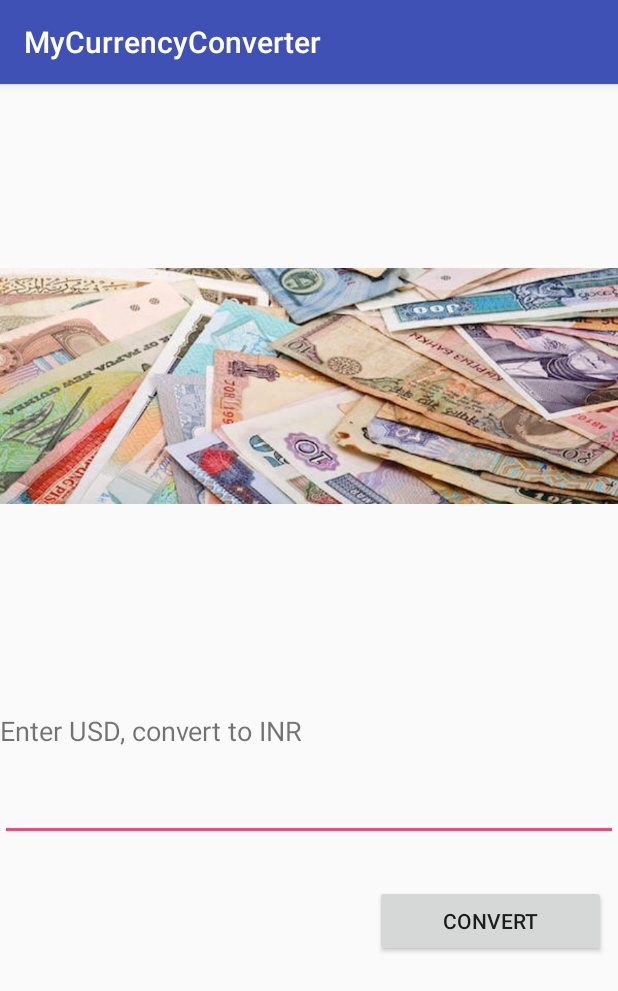
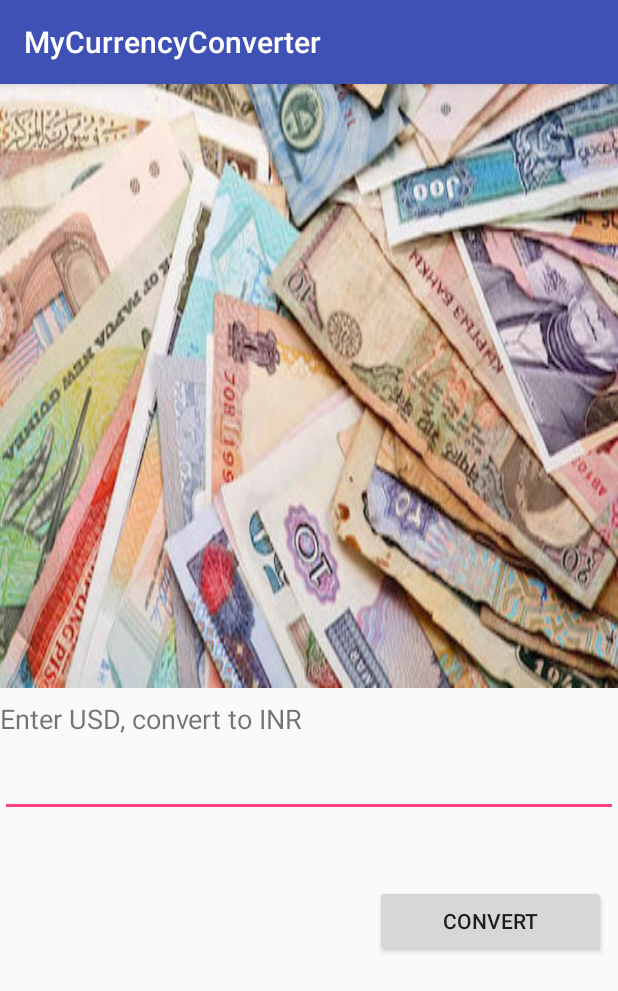
Before and after one commit to narsingd/MyCurrencyConverter, an Android app: the screen it shows after launch (MainActivity), after a tap on "CONVERT", on a phone screen of 412 x 824 dp. Shown: the top 991 px of the screen. Run offline under Robolectric (Android 15) with nearby library versions, the phone set to English and light mode, and no system bars; 1 statement that could not run was skipped.

Commit message:
Cosmetic Changes

```diff
--- a/app/src/main/java/com/example/ndyavani/mycurrencyconverter/MainActivity.java
+++ b/app/src/main/java/com/example/ndyavani/mycurrencyconverter/MainActivity.java
@@ -18,12 +18,12 @@ public class MainActivity extends AppCompatActivity {
     public void convertToINR(View view) {
         Log.i("convertToINR", "Hello");
         EditText usdEditText = (EditText)findViewById(R.id.usdCurrency);
-        int usd = Integer.parseInt(usdEditText.getText().toString());
+        double usd = Double.parseDouble(usdEditText.getText().toString());
         Log.i("convertToINR", usd+"");
-        int inr = usd * 68;
+        double inr = usd * 68;
         Log.i("convertToINR", inr+"");
-        String msg = usd + " USD = " + inr + " INR";
+        String msg = String.format("%.2f USD = %.2f INR", usd, inr);
         Log.i("convertToINR", msg);
-        Toast.makeText(this, msg, Toast.LENGTH_SHORT).show();
+        Toast.makeText(this, msg, Toast.LENGTH_LONG).show();
     }
 }
--- a/app/src/main/res/layout/activity_main.xml
+++ b/app/src/main/res/layout/activity_main.xml
@@ -11,7 +11,7 @@
         android:layout_width="wrap_content"
         android:layout_height="0dp"
         android:layout_marginBottom="131dp"
-        android:scaleType="fitCenter"
+        android:scaleType="fitXY"
         app:layout_constraintBottom_toTopOf="@+id/button"
         app:layout_constraintEnd_toEndOf="parent"
         app:layout_constraintHorizontal_bias="0.0"
@@ -23,7 +23,7 @@
         android:id="@+id/textView"
         android:layout_width="wrap_content"
         android:layout_height="wrap_content"
-        android:layout_marginTop="16dp"
+        android:layout_marginTop="8dp"
         android:text="Enter USD, convert to INR"
         android:textSize="18sp"
         app:layout_constraintStart_toStartOf="parent"
@@ -33,7 +33,7 @@
         android:id="@+id/usdCurrency"
         android:layout_width="0dp"
         android:layout_height="wrap_content"
-        android:layout_marginTop="16dp"
+        android:layout_marginTop="8dp"
         android:ems="10"
         android:inputType="numberDecimal"
         app:layout_constraintEnd_toEndOf="parent"
```
